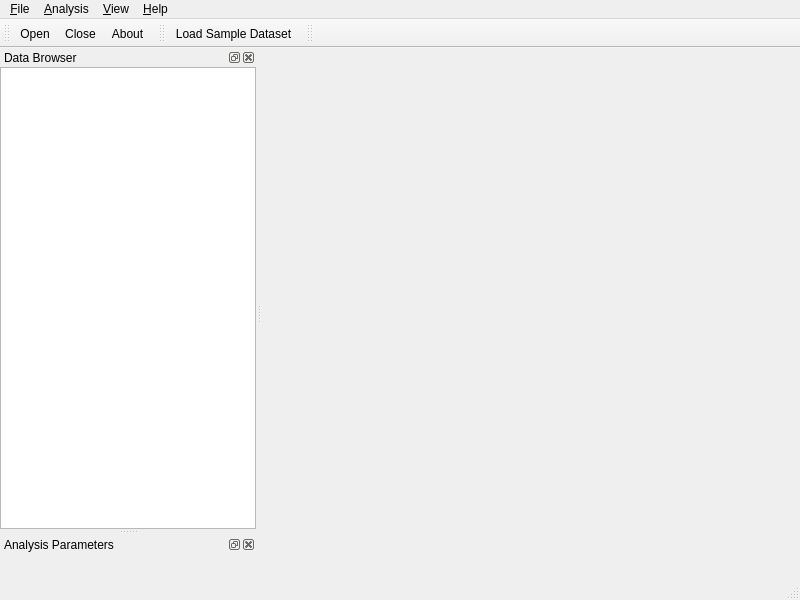
First picture: the form in Application/Resources/UI/voMainWindow.ui, repository Kitware/Visomics, before the edit.
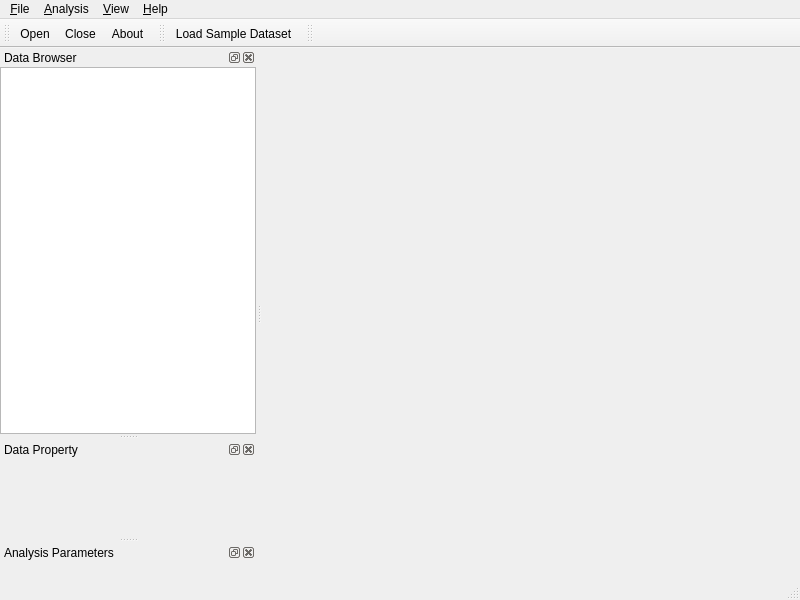
Second picture: the form after the edit. Icons and pictures are not drawn. Custom widgets are drawn as their Qt base class.

Commit message:
ENH: Add Data Property Panel to the GUI.
The data property panel shows the key properties
of each selected data object.

The edit to the form file:
```diff
--- a/Application/Resources/UI/voMainWindow.ui
+++ b/Application/Resources/UI/voMainWindow.ui
@@ -107,6 +107,27 @@
     </layout>
    </widget>
   </widget>
+  <widget class="QDockWidget" name="DataPropertyDockWidget">
+   <property name="minimumSize">
+    <size>
+     <width>79</width>
+     <height>53</height>
+    </size>
+   </property>
+   <property name="windowTitle">
+    <string>Data Property</string>
+   </property>
+   <attribute name="dockWidgetArea">
+    <number>1</number>
+   </attribute>
+   <widget class="QWidget" name="DataPropertyDockWidgetContents">
+    <layout class="QVBoxLayout" name="verticalLayout_4">
+     <item>
+      <widget class="voDataPropertyWidget" name="DataPropertyWidget" native="true"/>
+     </item>
+    </layout>
+   </widget>
+  </widget>
   <widget class="QDockWidget" name="AnalysisParameterDockWidget">
    <property name="windowIcon">
     <iconset resource="../../../Base/Resources/VisomicsBase.qrc">
@@ -279,6 +300,11 @@
    <extends>QTreeView</extends>
    <header>voDataBrowserWidget.h</header>
   </customwidget>
+  <customwidget>
+   <class>voDataPropertyWidget</class>
+   <extends>QWidget</extends>
+   <header>voDataPropertyWidget.h</header>
+  </customwidget>
  </customwidgets>
  <resources>
   <include location="../VisomicsApp.qrc"/>
```
Left out of the diff: 44 changed lines with no effect on the pictures. The commit also changes 8 other files.
